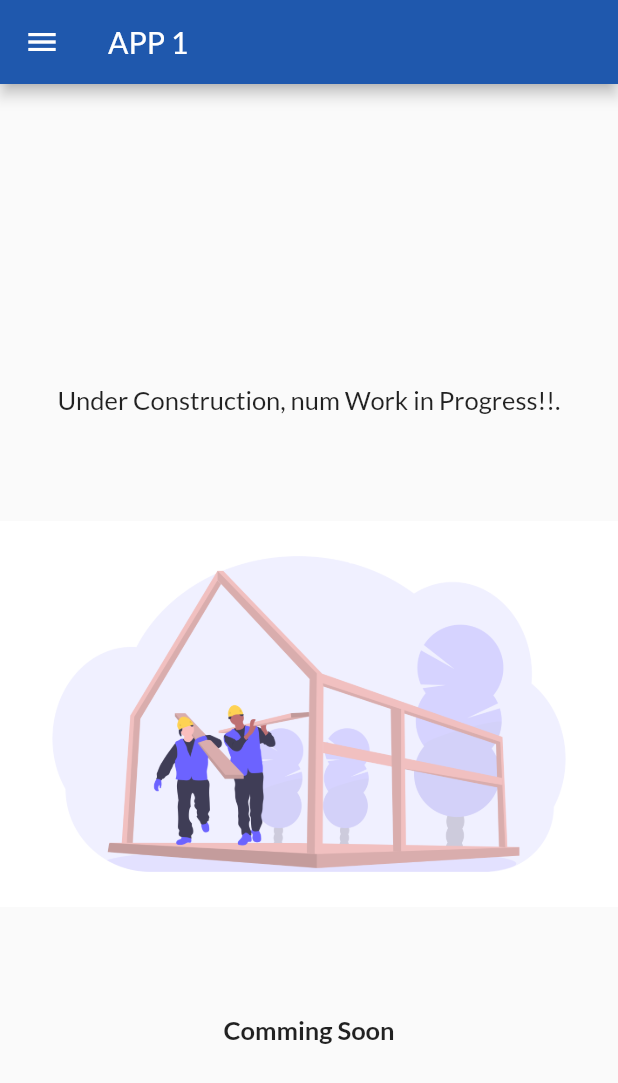
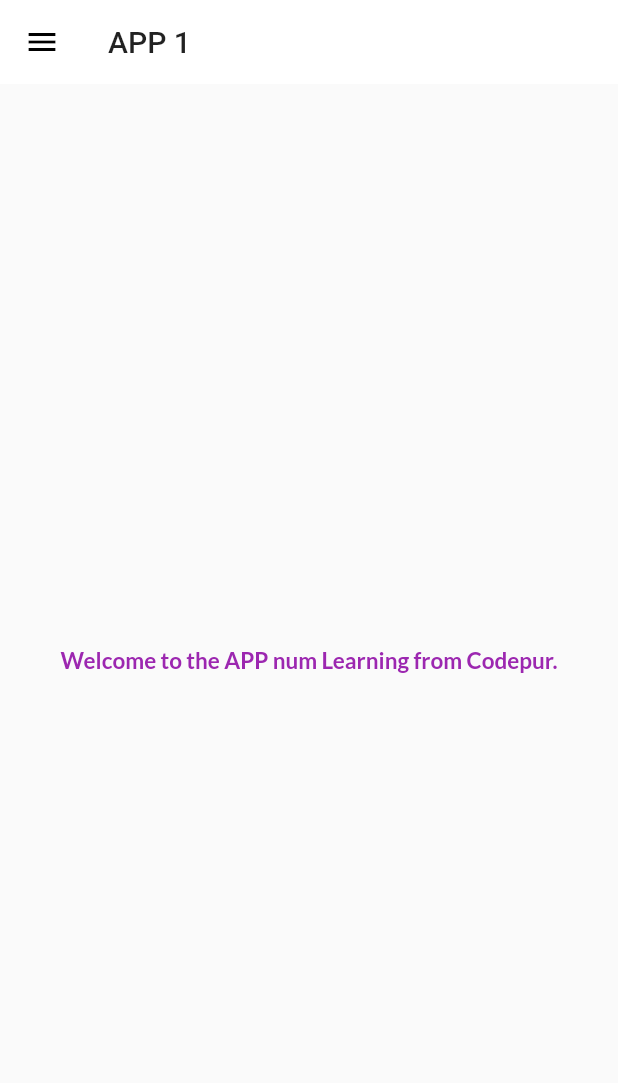
Before and after one commit to PriyangshuJS/Flutter_30, a Flutter app: the screen it shows after launch, on a phone screen of 412 x 824 dp. Shown: the top 1083 px of the screen. Run offline on Flutter 3.47's test engine with Material 2 defaults, Android fonts, the phone set to English and light mode, and no system bars; our stand-ins replace google_fonts.

Commit message:
ThemeExtracted

```diff
--- a/lib/Pages/home_page.dart
+++ b/lib/Pages/home_page.dart
@@ -1,54 +1,26 @@
 import 'package:flutter/material.dart';
-
-import '../widgets/drawer.dart';
 
 class Homepage extends StatelessWidget {
   var nu = 1;
-  String s = "Work in Progress!!.";
+  String s = "Learning from Codepur.";
 
   @override
   Widget build(BuildContext context) {
     return Scaffold(
       appBar: AppBar(
         title: Text("APP 1"),
-        backgroundColor: Color.fromARGB(255, 31, 88, 173),
       ),
-      body: SingleChildScrollView(
-        child: Center(
-          child: Column(
-            children: [
-              SizedBox(
-                height: 200.0,
-              ),
-              Text(
-                "Under Construction, ${num} $s",
-                style: TextStyle(
-                  fontSize: 17,
-                ),
-              ),
-              SizedBox(
-                height: 50.0,
-              ),
-              Image.asset(
-                "assets/images/construction.png",
-                fit: BoxFit.contain,
-                height: 300,
-              ),
-              SizedBox(
-                height: 50.0,
-              ),
-              Text(
-                "Comming Soon",
-                style: TextStyle(
-                  fontSize: 17,
-                  fontWeight: FontWeight.bold,
-                ),
-              )
-            ],
+      body: Center(
+        child: Text(
+          "Welcome to the APP ${num} $s",
+          style: TextStyle(
+            fontWeight: FontWeight.bold,
+            color: Colors.purple,
+            fontSize: 15,
           ),
         ),
       ),
-      drawer: MyDrawer(),
+      drawer: Drawer(),
     );
   }
 }
--- a/lib/main.dart
+++ b/lib/main.dart
@@ -1,4 +1,5 @@
 import 'package:app1/Utility/routes.dart';
+import 'package:app1/widgets/themes.dart';
 import 'package:flutter/material.dart';
 import 'Pages/home_page.dart';
 import 'Pages/Login_pge.dart';
@@ -14,13 +15,8 @@ class App1 extends StatelessWidget {
     return MaterialApp(
       //   home: Homepage(),
       themeMode: ThemeMode.light,
-      theme: ThemeData(
-        primarySwatch: Colors.blue,
-        fontFamily: GoogleFonts.lato().fontFamily,
-      ),
-      darkTheme: ThemeData(brightness: Brightness.dark),
+      theme: MyThemes.lighttheme(context),
       debugShowCheckedModeBanner: false,
-
       initialRoute: MyRoutes.homeroute,
       routes: {
         "/": (context) => LoginPage(),
--- a/lib/widgets/drawer.dart
+++ b/lib/widgets/drawer.dart
@@ -8,7 +8,7 @@ class MyDrawer extends StatelessWidget {
         "https://spng.pngfind.com/pngs/s/292-2924933_image-result-for-png-file-user-icon-black.png";
     return Drawer(
       child: Container(
-        color: Color.fromARGB(255, 31, 88, 173),
+        color: Color.fromARGB(255, 48, 131, 255),
         child: ListView(
           padding: EdgeInsets.zero,
           children: [
--- /dev/null
+++ b/lib/widgets/themes.dart
@@ -0,0 +1,17 @@
+import 'package:flutter/material.dart';
+import 'package:google_fonts/google_fonts.dart';
+
+class MyThemes {
+  static ThemeData lighttheme(BuildContext context) => ThemeData(
+      primarySwatch: Colors.blue,
+      fontFamily: GoogleFonts.lato().fontFamily,
+      appBarTheme: AppBarTheme(
+        color: Colors.white,
+        elevation: 0.0,
+        iconTheme: IconThemeData(color: Colors.black),
+        toolbarTextStyle: Theme.of(context).textTheme.bodyMedium,
+        titleTextStyle: Theme.of(context).textTheme.titleLarge,
+      ));
+  static ThemeData darktheme(BuildContext context) =>
+      ThemeData(brightness: Brightness.dark);
+}
```
